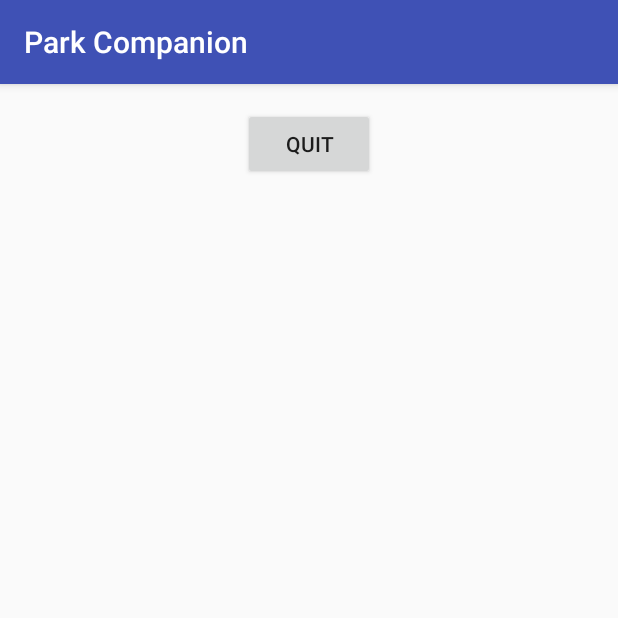
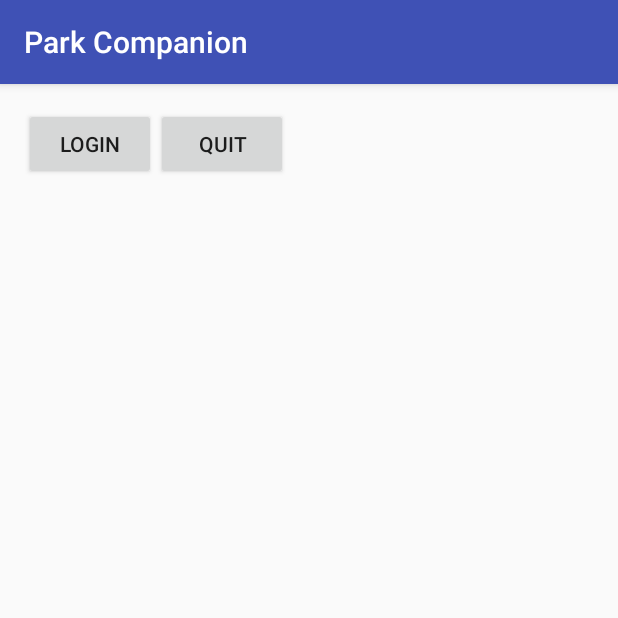
Before and after one commit to knappjf/ParkCompanion, an Android app: the MainMenuActivity screen opened directly, with no data from a screen before it, on a phone screen of 412 x 824 dp, the top half of it. Run offline under Robolectric (Android 15) with nearby library versions, the phone set to English and light mode, and no system bars.

```diff
--- a/app/src/main/AndroidManifest.xml
+++ b/app/src/main/AndroidManifest.xml
@@ -9,7 +9,7 @@
         android:supportsRtl="true"
         android:theme="@style/AppTheme">
         <activity
-            android:name=".LoginActivity"
+            android:name=".Login.LoginActivity"
             android:label="@string/app_name">
             <intent-filter>
                 <action android:name="android.intent.action.MAIN" />
@@ -17,7 +17,7 @@
                 <category android:name="android.intent.category.LAUNCHER" />
             </intent-filter>
         </activity>
-        <activity android:name=".MainMenuActivity"></activity>
+        <activity android:name=".Main.MainMenuActivity"></activity>
     </application>
 
 </manifest>
--- /dev/null
+++ b/app/src/main/java/info/jfknapp/parkcompanion/Login/LoginPresenter.java
@@ -0,0 +1,5 @@
+package info.jfknapp.parkcompanion.Login;
+
+public interface LoginPresenter {
+    void checkUserCredentials(String username, String password);
+}
--- a/app/src/main/res/layout/activity_main_menu.xml
+++ b/app/src/main/res/layout/activity_main_menu.xml
@@ -1,5 +1,5 @@
 <?xml version="1.0" encoding="utf-8"?>
-<RelativeLayout xmlns:android="http://schemas.android.com/apk/res/android"
+<LinearLayout xmlns:android="http://schemas.android.com/apk/res/android"
     xmlns:tools="http://schemas.android.com/tools"
     android:layout_width="match_parent"
     android:layout_height="match_parent"
@@ -7,14 +7,19 @@
     android:paddingLeft="@dimen/activity_horizontal_margin"
     android:paddingRight="@dimen/activity_horizontal_margin"
     android:paddingTop="@dimen/activity_vertical_margin"
-    tools:context="info.jfknapp.parkcompanion.MainMenuActivity">
+    tools:context=".Main.MainMenuActivity">
 
     <Button
         android:layout_width="wrap_content"
         android:layout_height="wrap_content"
-        android:text="@string/quit"
-        android:id="@+id/button"
-        android:layout_alignParentTop="true"
-        android:layout_centerHorizontal="true"
-        android:onClick="closeApp" />
-</RelativeLayout>
+        android:text="Login"
+        android:id="@+id/button2"
+        android:onClick="onLoginButton" />
+
+    <Button
+    android:layout_width="wrap_content"
+    android:layout_height="wrap_content"
+    android:text="@string/quit"
+    android:id="@+id/button"
+    android:onClick="onQuitButton" />
+</LinearLayout>
--- a/app/src/main/res/values/strings.xml
+++ b/app/src/main/res/values/strings.xml
@@ -6,4 +6,5 @@
     <string name="button_send">Send</string>
 
     <string name="quit">Quit</string>
+    <string name="menu">Menu</string>
 </resources>
```
Also changed, not shown: app/src/main/java/info/jfknapp/parkcompanion/Login/LoginActivity.java (added, +48 -0 lines), app/src/main/java/info/jfknapp/parkcompanion/Login/LoginInteractor.java (added, +8 -0 lines), app/src/main/java/info/jfknapp/parkcompanion/Login/LoginInteractorClass.java (added, +24 -0 lines), app/src/main/java/info/jfknapp/parkcompanion/Login/LoginListener.java (added, +10 -0 lines), app/src/main/java/info/jfknapp/parkcompanion/Login/LoginPresenterClass.java (added, +40 -0 lines), app/src/main/java/info/jfknapp/parkcompanion/Login/LoginView.java (added, +8 -0 lines), app/src/main/java/info/jfknapp/parkcompanion/LoginActivity.java (deleted, +0 -39 lines), app/src/main/java/info/jfknapp/parkcompanion/Main/MainMenuActivity.java (added, +26 -0 lines), app/src/main/java/info/jfknapp/parkcompanion/Main/MainPresenter.java (added, +7 -0 lines), app/src/main/java/info/jfknapp/parkcompanion/MainMenuActivity.java (deleted, +0 -18 lines), app/src/main/res/layout/activity_login.xml (+4 -4 lines).
